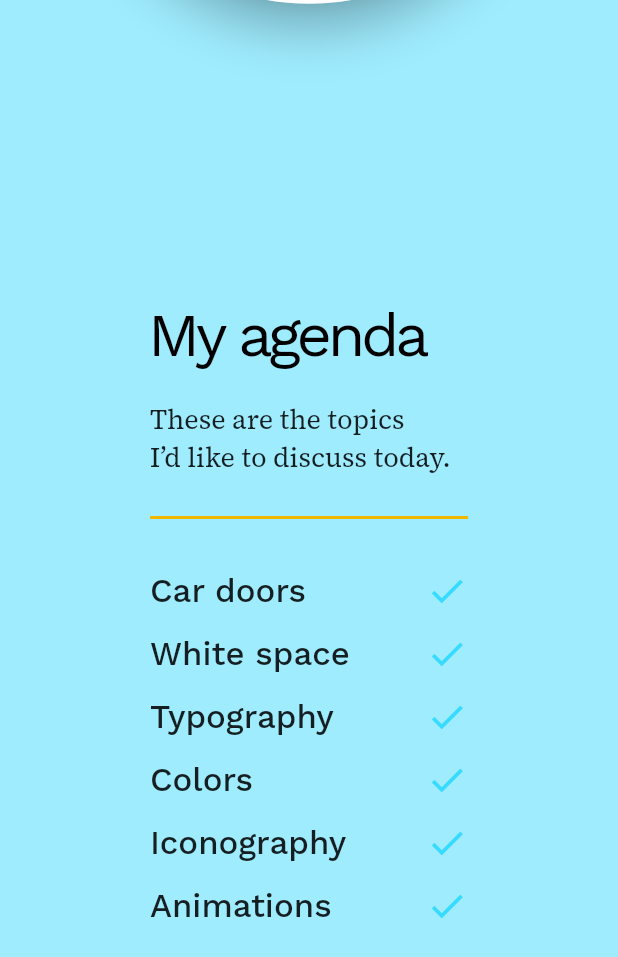
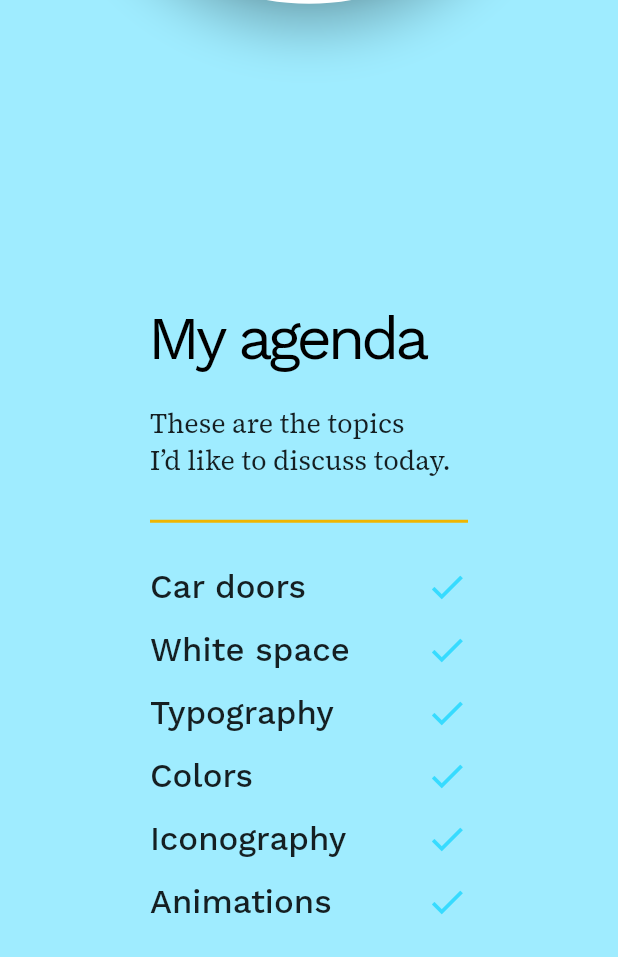
Before and after one commit to filiph/little_things, a Flutter app: the screen it shows after launch, on a phone screen of 412 x 824 dp. Shown: the top 957 px of the screen. Run offline on Flutter 3.47's test engine with Material 2 defaults, Android fonts, the phone set to English and light mode, and no system bars; our stand-ins replace google_fonts, yaml.

Commit message:
Tweak divider

```diff
--- a/lib/src/list.dart
+++ b/lib/src/list.dart
@@ -35,7 +35,7 @@ class MyAgendaList extends StatelessWidget {
                   ),
                   Padding(
                     padding:
-                        const EdgeInsets.only(left: 20, right: 20, bottom: 20),
+                        const EdgeInsets.only(left: 20, right: 20, bottom: 15),
                     child: Divider(
                       thickness: 2,
                       color: theme.accentColor,
```
